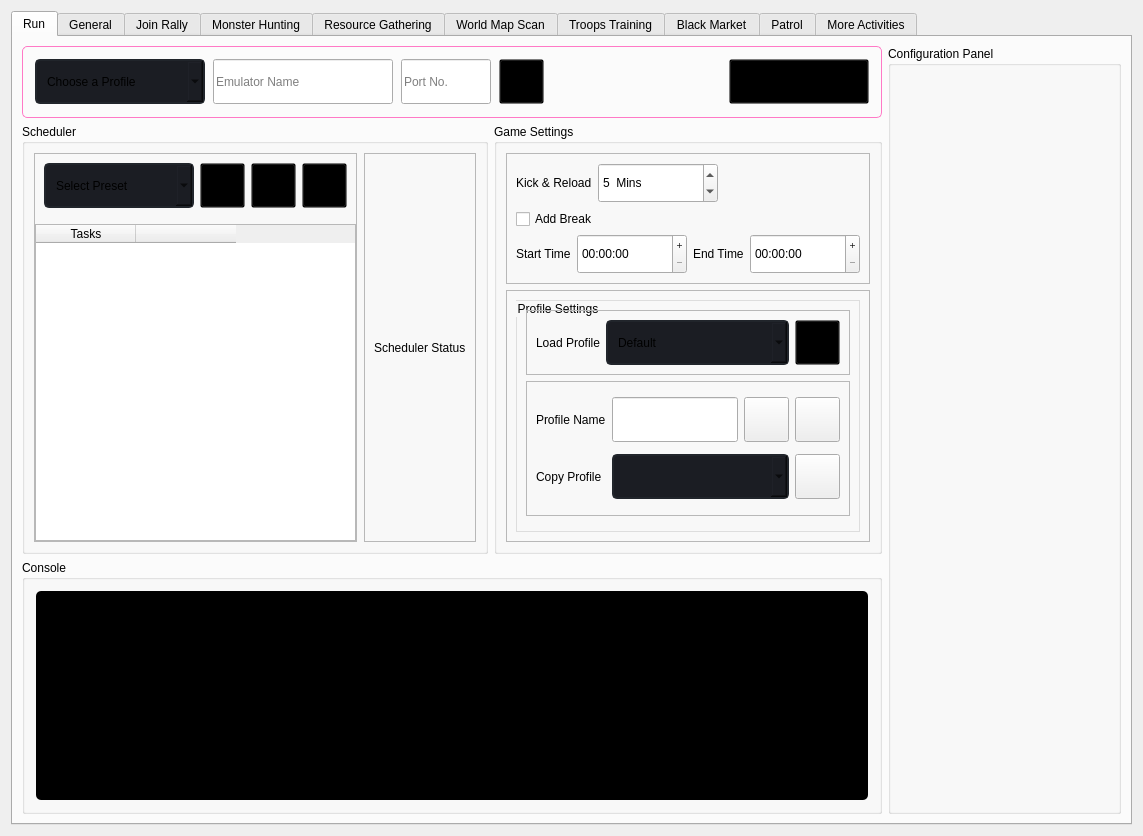
evsahal/TaskEX, file gui/ui_files/instance_page.ui: the form before one commit.
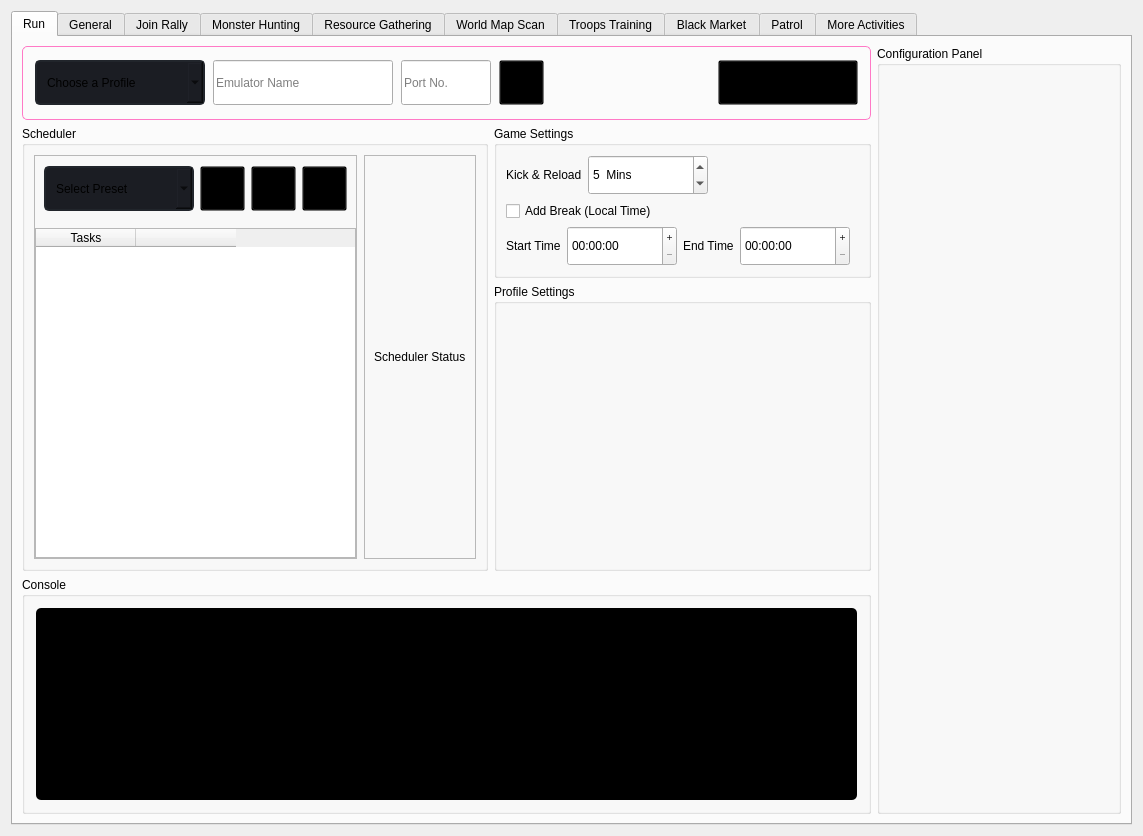
The form after the commit. Icons and pictures are not drawn.

Commit message: run tab ui

The edit to the form file:
```diff
--- a/gui/ui_files/instance_page.ui
+++ b/gui/ui_files/instance_page.ui
@@ -445,7 +445,7 @@
          <property name="frameShadow">
           <enum>QFrame::Shadow::Raised</enum>
          </property>
-         <layout class="QGridLayout" name="gridLayout" rowstretch="6,3" columnstretch="6,2">
+         <layout class="QGridLayout" name="gridLayout" rowstretch="6,0" columnstretch="6,2">
           <property name="leftMargin">
            <number>0</number>
           </property>
@@ -458,27 +458,6 @@
           <property name="bottomMargin">
            <number>0</number>
           </property>
-          <item row="0" column="1" rowspan="2">
-           <widget class="QGroupBox" name="config_panel_gb">
-            <property name="title">
-             <string>Configuration Panel</string>
-            </property>
-            <layout class="QHBoxLayout" name="horizontalLayout_10">
-             <property name="leftMargin">
-              <number>4</number>
-             </property>
-             <property name="topMargin">
-              <number>4</number>
-             </property>
-             <property name="rightMargin">
-              <number>4</number>
-             </property>
-             <property name="bottomMargin">
-              <number>4</number>
-             </property>
-            </layout>
-           </widget>
-          </item>
           <item row="1" column="0">
            <widget class="QFrame" name="frame_4">
             <property name="frameShape">
@@ -533,6 +512,27 @@
             </layout>
            </widget>
           </item>
+          <item row="0" column="1" rowspan="2">
+           <widget class="QGroupBox" name="config_panel_gb">
+            <property name="title">
+             <string>Configuration Panel</string>
+            </property>
+            <layout class="QHBoxLayout" name="horizontalLayout_10">
+             <property name="leftMargin">
+              <number>4</number>
+             </property>
+             <property name="topMargin">
+              <number>4</number>
+             </property>
+             <property name="rightMargin">
+              <number>4</number>
+             </property>
+             <property name="bottomMargin">
+              <number>4</number>
+             </property>
+            </layout>
+           </widget>
+          </item>
           <item row="0" column="0">
            <widget class="QFrame" name="frame_3">
             <property name="frameShape">
@@ -749,7 +749,7 @@
                <property name="frameShadow">
                 <enum>QFrame::Shadow::Raised</enum>
                </property>
-               <layout class="QHBoxLayout" name="horizontalLayout_5" stretch="4,2">
+               <layout class="QHBoxLayout" name="horizontalLayout_5" stretch="4,0">
                 <property name="leftMargin">
                  <number>0</number>
                 </property>
@@ -1059,11 +1059,32 @@
                  </widget>
                 </item>
                 <item>
+                 <widget class="QFrame" name="frame_6">
+                  <property name="frameShape">
+                   <enum>QFrame::Shape::NoFrame</enum>
+                  </property>
+                  <property name="frameShadow">
+                   <enum>QFrame::Shadow::Raised</enum>
+                  </property>
+                  <layout class="QVBoxLayout" name="verticalLayout_7" stretch="2,8">
+                   <property name="leftMargin">
+                    <number>0</number>
+                   </property>
+                   <property name="topMargin">
+                    <number>0</number>
+                   </property>
+                   <property name="rightMargin">
+                    <number>0</number>
+                   </property>
+                   <property name="bottomMargin">
+                    <number>0</number>
+                   </property>
+                   <item>
                  <widget class="QGroupBox" name="groupBox_4">
                   <property name="title">
                    <string>Game Settings</string>
                   </property>
-                  <layout class="QVBoxLayout" name="verticalLayout_6" stretch="2,6">
+                     <layout class="QVBoxLayout" name="verticalLayout_6" stretch="0">
                    <item>
                     <widget class="QFrame" name="frame_8">
                      <property name="maximumSize">
@@ -1073,12 +1094,21 @@
                       </size>
                      </property>
                      <property name="frameShape">
-                      <enum>QFrame::Shape::StyledPanel</enum>
+                         <enum>QFrame::Shape::NoFrame</enum>
                      </property>
                      <property name="frameShadow">
                       <enum>QFrame::Shadow::Raised</enum>
                      </property>
                      <layout class="QVBoxLayout" name="verticalLayout_11">
+                         <property name="leftMargin">
+                          <number>0</number>
+                         </property>
+                         <property name="topMargin">
+                          <number>0</number>
+                         </property>
+                         <property name="bottomMargin">
+                          <number>0</number>
+                         </property>
                       <item alignment="Qt::AlignmentFlag::AlignLeft">
                        <widget class="QFrame" name="frame_15">
                         <property name="frameShape">
@@ -1174,7 +1204,7 @@
                             <item>
                              <widget class="QCheckBox" name="checkBox">
                               <property name="text">
-                               <string>Add Break</string>
+                                  <string>Add Break (Local Time)</string>
                               </property>
                              </widget>
                             </item>
@@ -1251,229 +1281,14 @@
                      </layout>
                     </widget>
                    </item>
+                     </layout>
+                    </widget>
+                   </item>
                    <item>
-                    <widget class="QFrame" name="frame_6">
-                     <property name="frameShape">
-                      <enum>QFrame::Shape::StyledPanel</enum>
-                     </property>
-                     <property name="frameShadow">
-                      <enum>QFrame::Shadow::Raised</enum>
-                     </property>
-                     <layout class="QVBoxLayout" name="verticalLayout_7" stretch="7">
-                      <item>
-                       <widget class="QFrame" name="frame_17">
-                        <property name="frameShape">
-                         <enum>QFrame::Shape::NoFrame</enum>
-                        </property>
-                        <property name="frameShadow">
-                         <enum>QFrame::Shadow::Raised</enum>
-                        </property>
-                        <layout class="QHBoxLayout" name="horizontalLayout_13">
-                         <property name="leftMargin">
-                          <number>0</number>
-                         </property>
-                         <property name="topMargin">
-                          <number>0</number>
-                         </property>
-                         <property name="rightMargin">
-                          <number>0</number>
-                         </property>
-                         <property name="bottomMargin">
-                          <number>0</number>
-                         </property>
-                         <item>
-                          <widget class="QGroupBox" name="profile_settings">
-                           <property name="styleSheet">
-                            <string notr="true">#profile_settings{
-/*border: 1px solid  rgb(29, 33, 38); */
-border: 1px solid #dddddd;
-}</string>
-                           </property>
+                    <widget class="QGroupBox" name="groupBox_2">
                            <property name="title">
                             <string>Profile Settings</string>
                            </property>
-                           <layout class="QVBoxLayout" name="verticalLayout_12" stretch="1,5,0">
-                            <item>
-                             <widget class="QFrame" name="frame_18">
-                              <property name="frameShape">
-                               <enum>QFrame::Shape::StyledPanel</enum>
-                              </property>
-                              <property name="frameShadow">
-                               <enum>QFrame::Shadow::Raised</enum>
-                              </property>
-                              <layout class="QHBoxLayout" name="horizontalLayout_14" stretch="1,3,1">
-                               <item>
-                                <widget class="QLabel" name="label_6">
-                                 <property name="text">
-                                  <string>Load Profile</string>
-                                 </property>
-                                </widget>
-                               </item>
-                               <item>
-                                <widget class="QComboBox" name="comboBox_3">
-                                 <property name="minimumSize">
-                                  <size>
-                                   <width>0</width>
-                                   <height>45</height>
-                                  </size>
-                                 </property>
-                                 <item>
-                                  <property name="text">
-                                   <string>Default</string>
-                                  </property>
-                                 </item>
-                                 <item>
-                                  <property name="text">
-                                   <string>Alt</string>
-                                  </property>
-                                 </item>
-                                </widget>
-                               </item>
-                               <item>
-                                <widget class="QPushButton" name="pushButton_6">
-                                 <property name="maximumSize">
-                                  <size>
-                                   <width>45</width>
-                                   <height>45</height>
-                                  </size>
-                                 </property>
-                                 <property name="styleSheet">
-                                  <string notr="true">background:transparent;</string>
-                                 </property>
-                                 <property name="text">
-                                  <string/>
-                                 </property>
-                                 <property name="icon">
-                                  <iconset theme="QIcon::ThemeIcon::ListAdd"/>
-                                 </property>
-                                </widget>
-                               </item>
-                              </layout>
-                             </widget>
-                            </item>
-                            <item>
-                             <widget class="QFrame" name="frame_19">
-                              <property name="frameShape">
-                               <enum>QFrame::Shape::StyledPanel</enum>
-                              </property>
-                              <property name="frameShadow">
-                               <enum>QFrame::Shadow::Raised</enum>
-                              </property>
-                              <layout class="QGridLayout" name="gridLayout_3">
-                               <item row="3" column="0">
-                                <widget class="QLabel" name="label_8">
-                                 <property name="text">
-                                  <string>Copy Profile</string>
-                                 </property>
-                                </widget>
-                               </item>
-                               <item row="0" column="3">
-                                <widget class="QPushButton" name="pushButton_7">
-                                 <property name="minimumSize">
-                                  <size>
-                                   <width>45</width>
-                                   <height>45</height>
-                                  </size>
-                                 </property>
-                                 <property name="maximumSize">
-                                  <size>
-                                   <width>45</width>
-                                   <height>45</height>
-                                  </size>
-                                 </property>
-                                 <property name="text">
-                                  <string/>
-                                 </property>
-                                 <property name="icon">
-                                  <iconset theme="QIcon::ThemeIcon::DocumentSaveAs"/>
-                                 </property>
-                                </widget>
-                               </item>
-                               <item row="0" column="0">
-                                <widget class="QLabel" name="label_7">
-                                 <property name="text">
-                                  <string>Profile Name</string>
-                                 </property>
-                                </widget>
-                               </item>
-                               <item row="0" column="4">
-                                <widget class="QPushButton" name="pushButton_9">
-                                 <property name="minimumSize">
-                                  <size>
-                                   <width>45</width>
-                                   <height>45</height>
-                                  </size>
-                                 </property>
-                                 <property name="maximumSize">
-                                  <size>
-                                   <width>45</width>
-                                   <height>45</height>
-                                  </size>
-                                 </property>
-                                 <property name="text">
-                                  <string/>
-                                 </property>
-                                 <property name="icon">
-                                  <iconset theme="QIcon::ThemeIcon::EditDelete"/>
-                                 </property>
-                                </widget>
-                               </item>
-                               <item row="3" column="4">
-                                <widget class="QPushButton" name="pushButton_8">
-                                 <property name="minimumSize">
-                                  <size>
-                                   <width>45</width>
-                                   <height>45</height>
-                                  </size>
-                                 </property>
-                                 <property name="text">
-                                  <string/>
-                                 </property>
-                                 <property name="icon">
-                                  <iconset theme="QIcon::ThemeIcon::EditCopy"/>
-                                 </property>
-                                </widget>
-                               </item>
-                               <item row="3" column="1" colspan="3">
-                                <widget class="QComboBox" name="comboBox_4">
-                                 <property name="minimumSize">
-                                  <size>
-                                   <width>0</width>
-                                   <height>45</height>
-                                  </size>
-                                 </property>
-                                </widget>
-                               </item>
-                               <item row="0" column="1" colspan="2">
-                                <widget class="QLineEdit" name="lineEdit_3">
-                                 <property name="minimumSize">
-                                  <size>
-                                   <width>0</width>
-                                   <height>45</height>
-                                  </size>
-                                 </property>
-                                </widget>
-                               </item>
-                              </layout>
-                             </widget>
-                            </item>
-                            <item>
-                             <widget class="QFrame" name="frame_20">
-                              <property name="frameShape">
-                               <enum>QFrame::Shape::StyledPanel</enum>
-                              </property>
-                              <property name="frameShadow">
-                               <enum>QFrame::Shadow::Raised</enum>
-                              </property>
-                             </widget>
-                            </item>
-                           </layout>
-                          </widget>
-                         </item>
-                        </layout>
-                       </widget>
-                      </item>
-                     </layout>
                     </widget>
                    </item>
                   </layout>
```
Lines whose indentation alone changed are shown as unchanged. The commit also changes 1 other file.
